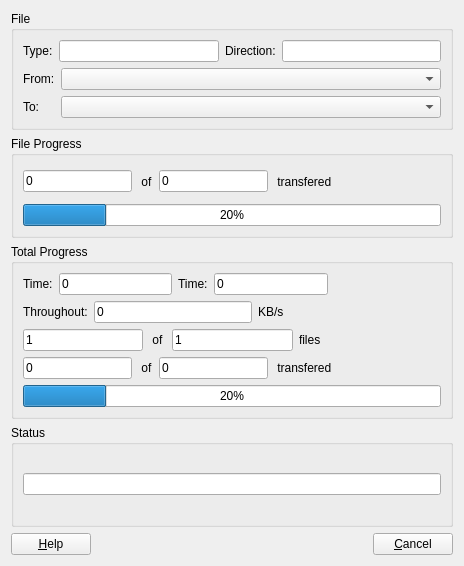
Qt form src/progressdialog.ui (kitech/nullfxp) before a commit.
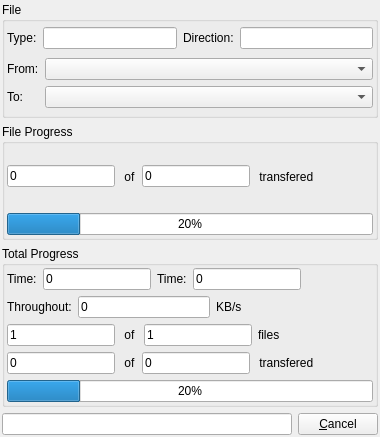
The same form after that commit.

Commit message: 将传输状态对话框移动到mdi区域中，这样就不会影响阻止其他的传输操作了

```diff
--- a/src/progressdialog.ui
+++ b/src/progressdialog.ui
@@ -5,20 +5,44 @@
    <rect>
     <x>0</x>
     <y>0</y>
-    <width>464</width>
-    <height>566</height>
+    <width>380</width>
+    <height>437</height>
    </rect>
   </property>
   <property name="windowTitle" >
    <string>Transfer Status</string>
   </property>
   <layout class="QVBoxLayout" >
+   <property name="leftMargin" >
+    <number>2</number>
+   </property>
+   <property name="topMargin" >
+    <number>2</number>
+   </property>
+   <property name="rightMargin" >
+    <number>2</number>
+   </property>
+   <property name="bottomMargin" >
+    <number>2</number>
+   </property>
    <item>
     <widget class="QGroupBox" name="groupBox" >
      <property name="title" >
       <string>File</string>
      </property>
      <layout class="QVBoxLayout" >
+      <property name="leftMargin" >
+       <number>2</number>
+      </property>
+      <property name="topMargin" >
+       <number>2</number>
+      </property>
+      <property name="rightMargin" >
+       <number>2</number>
+      </property>
+      <property name="bottomMargin" >
+       <number>2</number>
+      </property>
       <item>
        <layout class="QHBoxLayout" >
         <item>
@@ -96,6 +120,18 @@
       <string>File Progress</string>
      </property>
      <layout class="QVBoxLayout" >
+      <property name="leftMargin" >
+       <number>2</number>
+      </property>
+      <property name="topMargin" >
+       <number>2</number>
+      </property>
+      <property name="rightMargin" >
+       <number>2</number>
+      </property>
+      <property name="bottomMargin" >
+       <number>2</number>
+      </property>
       <item>
        <layout class="QHBoxLayout" >
         <item>
@@ -157,6 +193,18 @@
       <string>Total Progress</string>
      </property>
      <layout class="QVBoxLayout" >
+      <property name="leftMargin" >
+       <number>2</number>
+      </property>
+      <property name="topMargin" >
+       <number>2</number>
+      </property>
+      <property name="rightMargin" >
+       <number>2</number>
+      </property>
+      <property name="bottomMargin" >
+       <number>2</number>
+      </property>
       <item>
        <layout class="QHBoxLayout" >
         <item>
@@ -352,39 +400,10 @@
      </layout>
     </widget>
    </item>
-   <item>
-    <widget class="QGroupBox" name="groupBox_4" >
-     <property name="title" >
-      <string>Status</string>
-     </property>
-     <layout class="QHBoxLayout" >
-      <item>
-       <widget class="QLineEdit" name="lineEdit_14" />
-      </item>
-     </layout>
-    </widget>
-   </item>
    <item>
     <layout class="QHBoxLayout" >
      <item>
-      <widget class="QPushButton" name="pushButton_2" >
-       <property name="text" >
-        <string>&amp;Help</string>
-       </property>
-      </widget>
-     </item>
-     <item>
-      <spacer>
-       <property name="orientation" >
-        <enum>Qt::Horizontal</enum>
-       </property>
-       <property name="sizeHint" >
-        <size>
-         <width>40</width>
-         <height>20</height>
-        </size>
-       </property>
-      </spacer>
+      <widget class="QLineEdit" name="lineEdit_14" />
      </item>
      <item>
       <widget class="QPushButton" name="pushButton" >
```
The commit also changes 6 other files.
